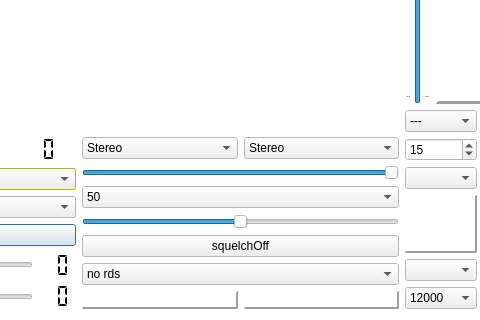
Before: the Qt Designer form radio.ui in tomneda/sdr-j-fm, drawn with Qt 5; both pictures show x 252 to 732 and y 439 to 759 of the 1129 by 759 pixel window.
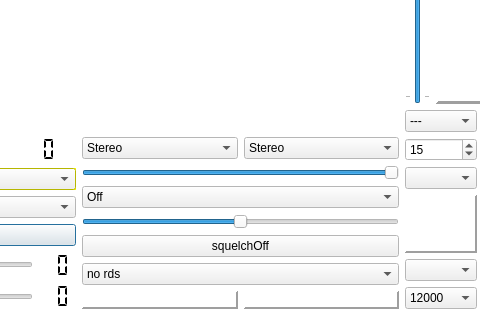
After: the same form once the commit is applied. Custom widgets are drawn as their Qt base class.

Commit message: Rename deemphasis selections

Diff of the .ui file:
```diff
--- a/radio.ui
+++ b/radio.ui
@@ -789,7 +789,7 @@
              </property>
              <item>
               <property name="text">
-               <string>50</string>
+               <string>Off</string>
               </property>
              </item>
              <item>
```
Left out of the diff: 4 changed lines with no effect on the pictures. The commit also changes 1 other file.
